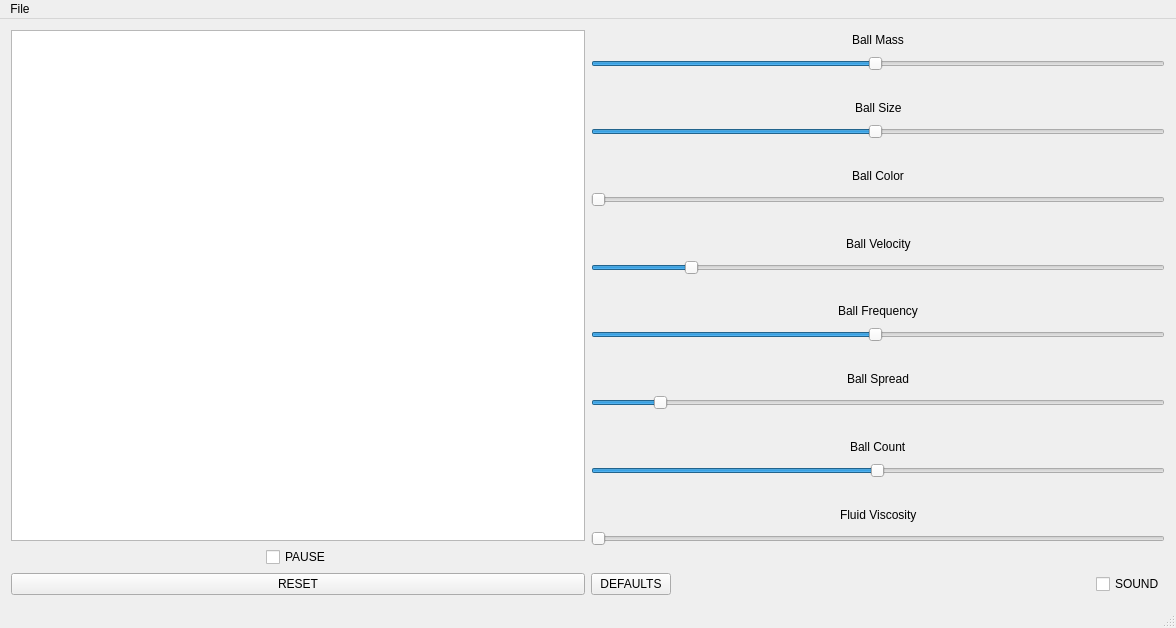
First picture: the form in mainwindowform.ui, repository haydenm2/ball_fountain, before the edit.
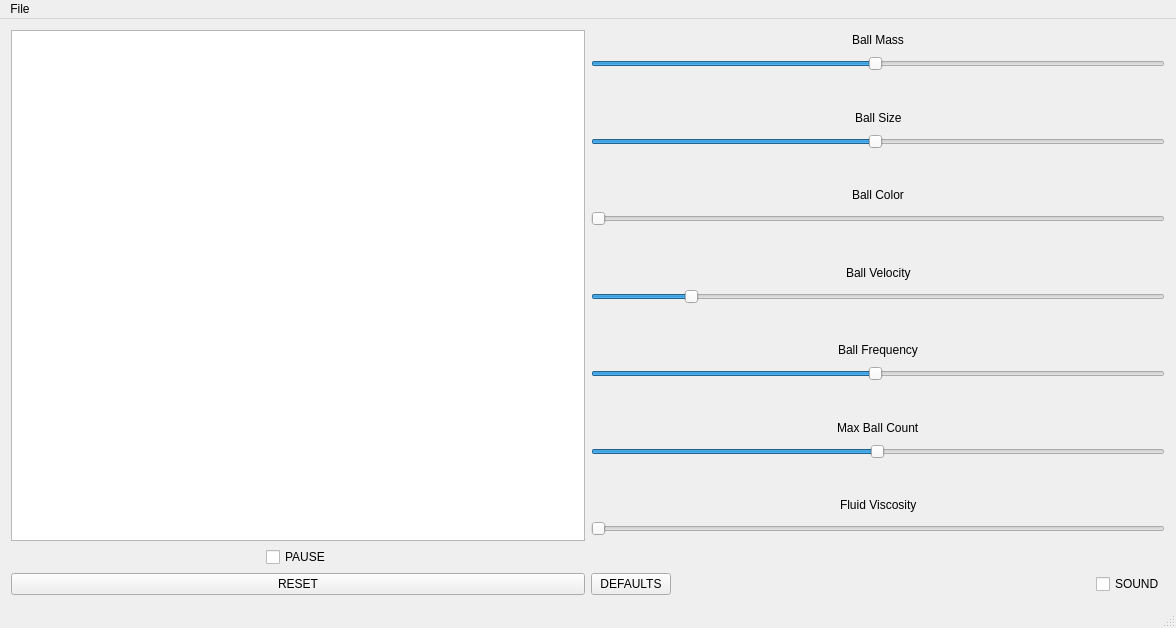
Second picture: the form after the edit. Custom widgets are drawn as their Qt base class.

Commit message: elongating ball visibility in gui interface

The edit to the form file:
```diff
--- a/mainwindowform.ui
+++ b/mainwindowform.ui
@@ -382,69 +382,6 @@
         </property>
        </widget>
       </item>
-      <item>
-       <spacer name="verticalSpacer_5">
-        <property name="orientation">
-         <enum>Qt::Vertical</enum>
-        </property>
-        <property name="sizeHint" stdset="0">
-         <size>
-          <width>20</width>
-          <height>40</height>
-         </size>
-        </property>
-       </spacer>
-      </item>
-      <item>
-       <layout class="QHBoxLayout" name="horizontalLayout_32">
-        <item>
-         <spacer name="horizontalSpacer_14">
-          <property name="orientation">
-           <enum>Qt::Horizontal</enum>
-          </property>
-          <property name="sizeHint" stdset="0">
-           <size>
-            <width>40</width>
-            <height>20</height>
-           </size>
-          </property>
-         </spacer>
-        </item>
-        <item>
-         <widget class="QLabel" name="label_7">
-          <property name="text">
-           <string>Ball Spread</string>
-          </property>
-         </widget>
-        </item>
-        <item>
-         <spacer name="horizontalSpacer_15">
-          <property name="orientation">
-           <enum>Qt::Horizontal</enum>
-          </property>
-          <property name="sizeHint" stdset="0">
-           <size>
-            <width>40</width>
-            <height>20</height>
-           </size>
-          </property>
-         </spacer>
-        </item>
-       </layout>
-      </item>
-      <item>
-       <widget class="QSlider" name="horizontalSlider_7">
-        <property name="maximum">
-         <number>45</number>
-        </property>
-        <property name="value">
-         <number>5</number>
-        </property>
-        <property name="orientation">
-         <enum>Qt::Horizontal</enum>
-        </property>
-       </widget>
-      </item>
       <item>
        <spacer name="verticalSpacer_9">
         <property name="orientation">
@@ -476,7 +413,7 @@
         <item>
          <widget class="QLabel" name="label_8">
           <property name="text">
-           <string>Ball Count</string>
+           <string>Max Ball Count</string>
           </property>
          </widget>
         </item>
@@ -682,6 +619,13 @@
   </action>
  </widget>
  <layoutdefault spacing="6" margin="11"/>
+ <customwidgets>
+  <customwidget>
+   <class>OSGWidget</class>
+   <extends>QGraphicsView</extends>
+   <header>OSGWidget.hpp</header>
+  </customwidget>
+ </customwidgets>
  <resources/>
  <connections/>
 </ui>
```
Left out of the diff: 2 changed lines with no effect on the pictures. The commit also changes 3 other files.
